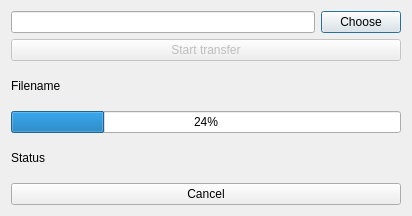
sklins/BlueMoon, file BlueMoon/progress.ui: the form before one commit.
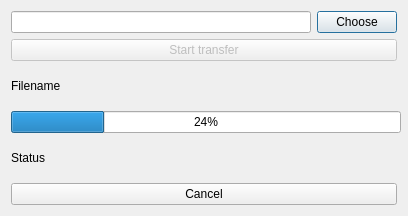
The form after the commit. Icons and pictures are not drawn.

Commit message: max/min widgets scales, list

```diff
--- a/BlueMoon/progress.ui
+++ b/BlueMoon/progress.ui
@@ -10,6 +10,18 @@
     <height>216</height>
    </rect>
   </property>
+  <property name="minimumSize">
+   <size>
+    <width>408</width>
+    <height>216</height>
+   </size>
+  </property>
+  <property name="maximumSize">
+   <size>
+    <width>408</width>
+    <height>216</height>
+   </size>
+  </property>
   <property name="windowTitle">
    <string>File Transfer</string>
   </property>
```
The commit also changes 5 other files.
